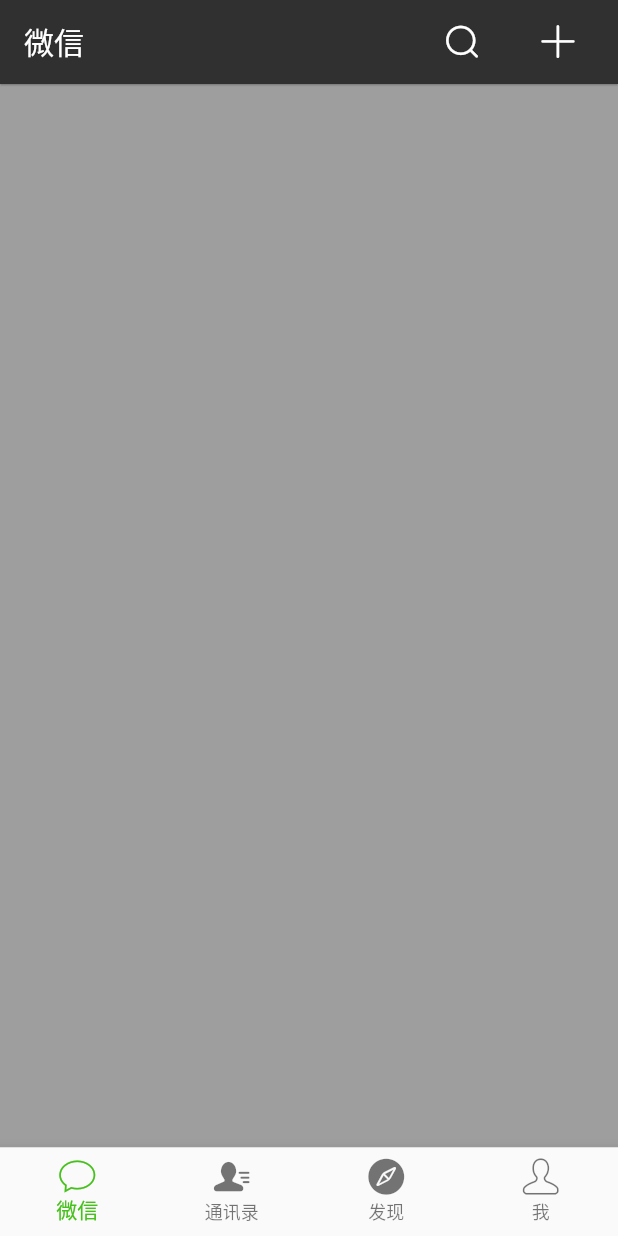
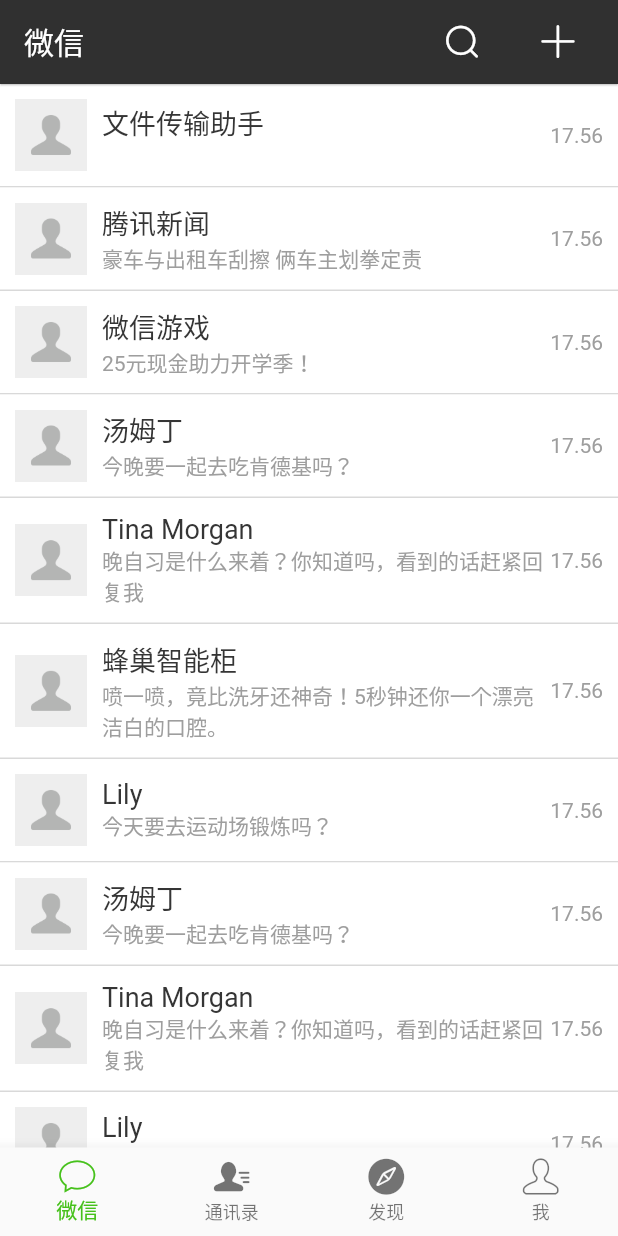
Before and after one commit to mengfa/wechat, a Flutter app: the screen it shows after launch, on a phone screen of 412 x 824 dp. Run offline on Flutter 3.47's test engine with Material 2 defaults, Android fonts, the phone set to English and light mode, and no system bars.

Commit message:
g 新增开发用到的图片资源； 新增会话列表界面的基本实现；

```diff
--- a/lib/constants.dart
+++ b/lib/constants.dart
@@ -1,10 +1,30 @@
+import 'package:flutter/material.dart';
+
 class AppColors {
   static const AppBarColor = 0xff303030;
   static const TabIconActive = 0xff46c11b;
   static const TabIconNormal = 0xff999999;
   static const AppBarPopuMenuColor = 0xffffffff;
+  static const TitleTextColor = 0xff353535;
+  static const ConversationItemBg = 0xffffffff;
+  static const DesTextColor = 0xff9e9e9e;
+  static const DividerColor = 0xffd9d9d9;
+}
+
+class AppStyles {
+  static const TitleStyle = TextStyle(
+    fontSize: 18.0,
+    color: Color(AppColors.TitleTextColor),
+  );
+
+  static const DesStyle = TextStyle(
+    fontSize: 14.0,
+    color: Color(AppColors.DesTextColor),
+  );
 }
 
 class Constants {
   static const IconFontFamily = "appIconFont";
+  static const ConversationAvatarSize = 48.0;
+  static const DividerWidth = 1.0;
 }
--- a/lib/home/conversation_page.dart
+++ b/lib/home/conversation_page.dart
@@ -1,4 +1,53 @@
 import 'package:flutter/material.dart';
+
+import '../constants.dart' show AppColors, AppStyles, Constants;
+import '../modal/conversation.dart' show Conversation, mockConversations;
+
+class _ConversationItem extends StatelessWidget {
+  const _ConversationItem({Key key, this.conversation})
+      : assert(conversation != null),
+        super(key: key);
+  final Conversation conversation;
+
+  @override
+  Widget build(BuildContext context) {
+    return Container(
+      padding: const EdgeInsets.all(10.0),
+      decoration: BoxDecoration(
+        color: Color(AppColors.ConversationItemBg),
+        border: Border(
+          bottom: BorderSide(color: Color(AppColors.DividerColor),
+          width: Constants.DividerWidth
+          ),
+        )
+      ),
+      child: Row(
+        mainAxisAlignment: MainAxisAlignment.center,
+        children: <Widget>[
+          Image.asset(
+              'assets/images/default_nor_avatar.png',
+            width: Constants.ConversationAvatarSize,
+            height: Constants.ConversationAvatarSize,
+          ),
+          Container(width: 10.0,),
+          Expanded(child: Column(
+            crossAxisAlignment: CrossAxisAlignment.start,
+            children: <Widget>[
+              Text(conversation.title, style: AppStyles.TitleStyle),
+              Text(conversation.des, style: AppStyles.DesStyle)
+            ],
+          )),
+          Column(
+            children: <Widget>[
+              Text('17.56',style: AppStyles.DesStyle)
+            ],
+          )
+        ],
+      ),
+    );
+  }
+}
+
 
 class ConversationPage extends StatefulWidget {
   @override
@@ -8,8 +57,12 @@ class ConversationPage extends StatefulWidget {
 class _ConversationPageState extends State<ConversationPage> {
   @override
   Widget build(BuildContext context) {
-    return Container(
-      color: Colors.grey,
+
+    return ListView.builder(
+      itemBuilder: (BuildContext context, int index){
+        return _ConversationItem(conversation: mockConversations[index]);
+      },
+      itemCount: mockConversations.length,
     );
   }
 }
--- /dev/null
+++ b/lib/modal/conversation.dart
@@ -0,0 +1,128 @@
+import 'package:flutter/material.dart';
+
+import '../constants.dart' show AppColors;
+
+class Conversation {
+  const Conversation({
+    @required this.avatar,
+    @required this.title,
+    this.titleColor : AppColors.TitleTextColor,
+    this.des,
+    @required this.updateAt,
+    this.isMute : false,
+    this.unreadMsgCount : 0,
+    this.displayDot : false
+  }) : assert(avatar != null),
+        assert(title != null),
+        assert(updateAt != null);
+
+  final String avatar;
+  final String title;
+  final int titleColor;
+  final String des;
+  final String updateAt;
+  final bool isMute;
+  final int unreadMsgCount;
+  final bool displayDot;
+}
+
+const List<Conversation> mockConversations = [
+  const Conversation(
+    avatar: 'assets/images/ic_file_transfer.png',
+    title: '文件传输助手',
+    des: '',
+    updateAt: '19:56',
+  ),
+  const Conversation(
+    avatar: 'assets/images/ic_tx_news.png',
+    title: '腾讯新闻',
+    des: '豪车与出租车刮擦 俩车主划拳定责',
+    updateAt: '17:20',
+  ),
+  const Conversation(
+    avatar: 'assets/images/ic_wx_games.png',
+    title: '微信游戏',
+    titleColor: 0xff586b95,
+    des: '25元现金助力开学季！',
+    updateAt: '17:12',
+  ),
+  const Conversation(
+    avatar: 'https://randomuser.me/api/portraits/men/10.jpg',
+    title: '汤姆丁',
+    des: '今晚要一起去吃肯德基吗？',
+    updateAt: '17:56',
+    isMute: true,
+    unreadMsgCount: 0,
+  ),
+  const Conversation(
+    avatar: 'https://randomuser.me/api/portraits/women/10.jpg',
+    title: 'Tina Morgan',
+    des: '晚自习是什么来着？你知道吗，看到的话赶紧回复我',
+    updateAt: '17:58',
+    isMute: false,
+    unreadMsgCount: 3,
+  ),
+  const Conversation(
+    avatar: 'assets/images/ic_fengchao.png',
+    title: '蜂巢智能柜',
+    titleColor: 0xff586b95,
+    des: '喷一喷，竟比洗牙还神奇！5秒钟还你一个漂亮洁白的口腔。',
+    updateAt: '17:12',
+  ),
+  const Conversation(
+    avatar: 'https://randomuser.me/api/portraits/women/57.jpg',
+    title: 'Lily',
+    des: '今天要去运动场锻炼吗？',
+    updateAt: '昨天',
+    isMute: false,
+    unreadMsgCount: 99,
+  ),
+  const Conversation(
+    avatar: 'https://randomuser.me/api/portraits/men/10.jpg',
+    title: '汤姆丁',
+    des: '今晚要一起去吃肯德基吗？',
+    updateAt: '17:56',
+    isMute: true,
+    unreadMsgCount: 0,
+  ),
+  const Conversation(
+    avatar: 'https://randomuser.me/api/portraits/women/10.jpg',
+    title: 'Tina Morgan',
+    des: '晚自习是什么来着？你知道吗，看到的话赶紧回复我',
+    updateAt: '17:58',
+    isMute: false,
+    unreadMsgCount: 3,
+  ),
+  const Conversation(
+    avatar: 'https://randomuser.me/api/portraits/women/57.jpg',
+    title: 'Lily',
+    des: '今天要去运动场锻炼吗？',
+    updateAt: '昨天',
+    isMute: false,
+    unreadMsgCount: 0,
+  ),
+  const Conversation(
+    avatar: 'https://randomuser.me/api/portraits/men/10.jpg',
+    title: '汤姆丁',
+    des: '今晚要一起去吃肯德基吗？',
+    updateAt: '17:56',
+    isMute: true,
+    unreadMsgCount: 0,
+  ),
+  const Conversation(
+    avatar: 'https://randomuser.me/api/portraits/women/10.jpg',
+    title: 'Tina Morgan',
+    des: '晚自习是什么来着？你知道吗，看到的话赶紧回复我',
+    updateAt: '17:58',
+    isMute: false,
+    unreadMsgCount: 1,
+  ),
+  const Conversation(
+    avatar: 'https://randomuser.me/api/portraits/women/57.jpg',
+    title: 'Lily',
+    des: '今天要去运动场锻炼吗？',
+    updateAt: '昨天',
+    isMute: false,
+    unreadMsgCount: 0,
+  ),
+];
```
Also changed, not shown: pubspec.yaml (+27 -0 lines).
